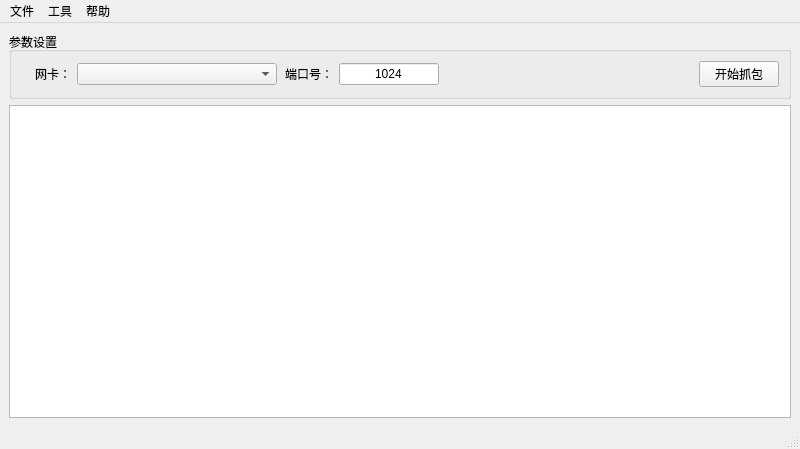
Qt form Core/mainwindow.ui (johMILES/Pcap) before a commit.
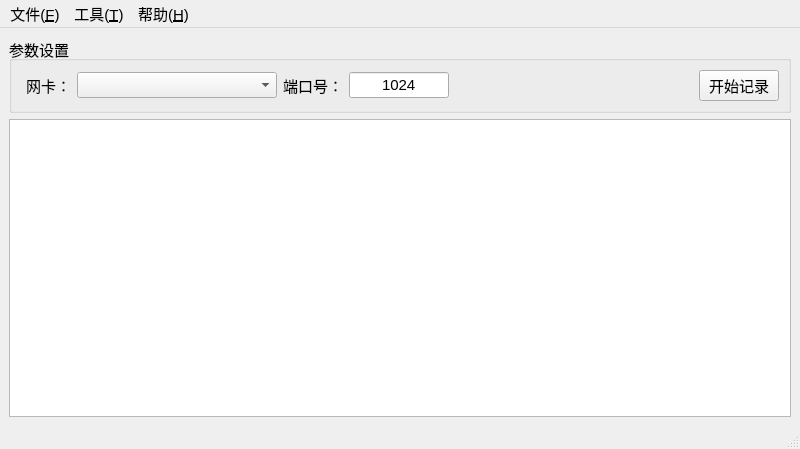
The same form after that commit.

Commit message: 地点：南京 1、修改编码规范 2、添加状态栏路径提示 3、设置默认保存文件路径

Diff of the .ui file:
```diff
--- a/Core/mainwindow.ui
+++ b/Core/mainwindow.ui
@@ -10,6 +10,12 @@
     <height>449</height>
    </rect>
   </property>
+  <property name="font">
+   <font>
+    <family>Arial</family>
+    <pointsize>11</pointsize>
+   </font>
+  </property>
   <property name="windowTitle">
    <string>数据备份工具</string>
   </property>
@@ -131,7 +137,7 @@
           </size>
          </property>
          <property name="text">
-          <string>开始抓包</string>
+          <string>开始记录</string>
          </property>
         </widget>
        </item>
@@ -154,7 +160,7 @@
    </property>
    <widget class="QMenu" name="menu">
     <property name="title">
-     <string>文件</string>
+     <string>文件(&amp;F)</string>
     </property>
     <addaction name="actionOpen"/>
     <addaction name="separator"/>
@@ -162,13 +168,13 @@
    </widget>
    <widget class="QMenu" name="menu_2">
     <property name="title">
-     <string>工具</string>
+     <string>工具(&amp;T)</string>
     </property>
     <addaction name="actionSetting"/>
    </widget>
    <widget class="QMenu" name="menu_3">
     <property name="title">
-     <string>帮助</string>
+     <string>帮助(&amp;H)</string>
     </property>
     <addaction name="actionAbout"/>
    </widget>
```
Left out of the diff: 4 changed lines with no effect on the pictures. The commit also changes 7 other files.
